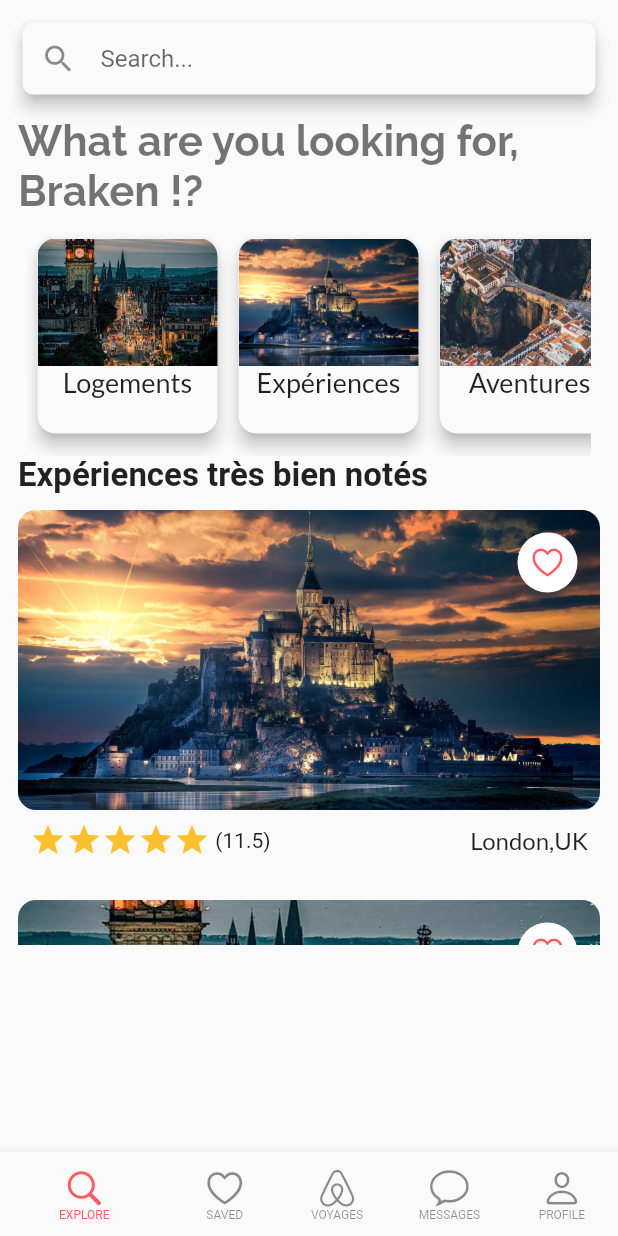
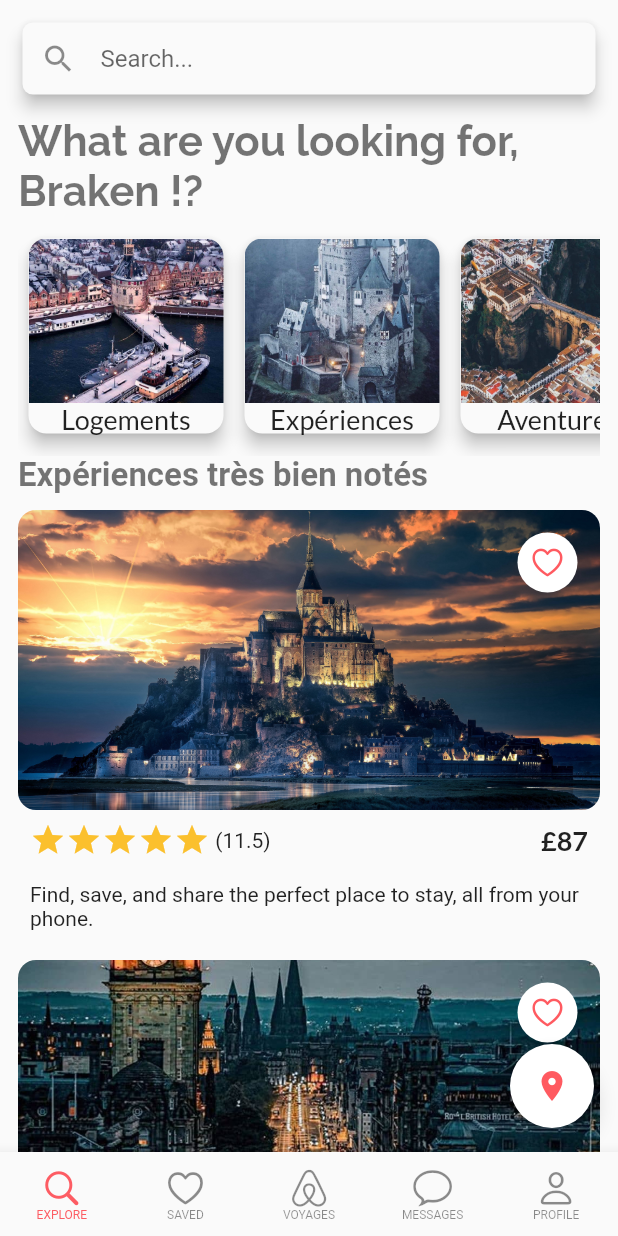
Before and after one commit to brakenseddik/AirBnb, a Flutter app: the screen it shows after launch, on a phone screen of 412 x 824 dp. Run offline on Flutter 3.47's test engine with Material 2 defaults, Android fonts, the phone set to English and light mode, and no system bars; our stand-ins replace font_awesome_flutter, google_fonts; Roboto replaces fonts that are missing (Signika).

Commit message:
fix problems

```diff
--- a/lib/components/aventures.dart
+++ b/lib/components/aventures.dart
@@ -2,7 +2,7 @@ import 'package:flutter/cupertino.dart';
 import 'package:flutter/material.dart';
 import 'package:google_fonts/google_fonts.dart';
 
-class Aventures extends StatelessWidget {
+/*class Aventures extends StatelessWidget {
   @override
   Widget build(BuildContext context) {
     return ListView(
@@ -26,7 +26,7 @@ class Aventures extends StatelessWidget {
       ],
     );
   }
-}
+}*/
 
 class Trip extends StatelessWidget {
   final String imgURL, title;
@@ -35,7 +35,7 @@ class Trip extends StatelessWidget {
   Widget build(BuildContext context) {
     return Container(
       margin: EdgeInsets.only(top: 10, left: 12, right: 12, bottom: 0),
-      height: 250,
+      height: 290,
       child: Column(
         children: <Widget>[
           Stack(
@@ -96,10 +96,16 @@ class Trip extends StatelessWidget {
                 ),
                 Text(
                   title,
-                  style: GoogleFonts.lato(fontSize: 16),
+                  style: GoogleFonts.lato(
+                      fontSize: 18, fontWeight: FontWeight.bold),
                 )
               ],
             ),
+          ),
+          Padding(
+            padding: const EdgeInsets.all(8.0),
+            child: Text(
+                'Find, save, and share the perfect place to stay, all from your phone.'),
           )
         ],
       ),
--- a/lib/components/cards.dart
+++ b/lib/components/cards.dart
@@ -6,17 +6,17 @@ class Cards extends StatelessWidget {
   @override
   Widget build(BuildContext context) {
     return Padding(
-      padding: const EdgeInsets.symmetric(horizontal: 18),
+      padding: const EdgeInsets.symmetric(horizontal: 12),
       child: ListView(
         scrollDirection: Axis.horizontal,
         children: <Widget>[
           CardItem(
             title: 'Logements',
-            imgURL: 'assets/image.jpg',
+            imgURL: 'assets/zz.jpg',
           ),
           CardItem(
             title: 'Expériences',
-            imgURL: 'assets/mm.jpg',
+            imgURL: 'assets/hambourh.jpg',
           ),
           CardItem(
             title: 'Aventures',
@@ -36,8 +36,8 @@ class CardItem extends StatelessWidget {
   Widget build(BuildContext context) {
     return Container(
         margin: EdgeInsets.only(top: 15, left: 7, right: 7, bottom: 15),
-        height: 110,
-        width: 120,
+        height: 130,
+        width: 130,
         child: Material(
           borderRadius: BorderRadius.all(Radius.circular(12)),
           elevation: 4.5,
@@ -50,8 +50,8 @@ class CardItem extends StatelessWidget {
                   child: Image.asset(
                     imgURL,
                     fit: BoxFit.cover,
-                    height: 85,
-                    width: 120,
+                    height: MediaQuery.of(context).size.height / 7.5,
+                    width: 130,
                   )),
               Text(
                 title,
--- a/lib/main.dart
+++ b/lib/main.dart
@@ -12,6 +12,7 @@ class MyApp extends StatelessWidget {
       debugShowCheckedModeBanner: false,
       title: 'Air Bnb',
       theme: ThemeData.light().copyWith(
+          accentColor: Color(0xFFFF5A60),
           primaryColor: Color(0xFFFF5A60),
           bottomAppBarColor: Color(0xFFFF5A60)),
       home: HomePage(),
--- a/lib/screens/explore.dart
+++ b/lib/screens/explore.dart
@@ -2,8 +2,6 @@ import 'package:airbnb/components/aventures.dart';
 import 'package:airbnb/components/cards.dart';
 import 'package:airbnb/components/header.dart';
 import 'package:airbnb/components/searchbar.dart';
-import 'package:airbnb/constants/constants.dart';
-
 import 'package:flutter/cupertino.dart';
 import 'package:flutter/material.dart';
 import 'package:google_fonts/google_fonts.dart';
@@ -17,6 +15,15 @@ class _ExploreState extends State<Explore> {
   @override
   Widget build(BuildContext context) {
     return Scaffold(
+      // floatingActionButtonLocation: FloatingActionButtonLocation.centerFloat,
+      floatingActionButton: FloatingActionButton(
+        backgroundColor: Colors.white,
+        onPressed: null,
+        child: Icon(
+          Icons.location_on,
+          color: Color(0xFFFF5A60),
+        ),
+      ),
       body: ListView(
         children: <Widget>[
           searchBar(),
@@ -30,13 +37,31 @@ class _ExploreState extends State<Explore> {
             child: Text(
               'Expériences très bien notés',
               style: GoogleFonts.signika(
-                  fontSize: 22, fontWeight: FontWeight.bold),
+                  fontSize: 22,
+                  color: Colors.black54,
+                  fontWeight: FontWeight.bold),
             ),
           ),
-          Container(
-            height: 300,
+          Trip(
+            title: '£87',
+            imgURL: 'assets/mm.jpg',
+          ),
+          Trip(
+            title: '£86',
+            imgURL: 'assets/image.jpg',
+          ),
+          Trip(
+            title: '£98',
+            imgURL: 'assets/dd.jpg',
+          ),
+          Trip(
+            title: '£111',
+            imgURL: 'assets/london.jpg',
+          ),
+          /* Container(
+             height: 300,
             child: Aventures(),
-          )
+          )*/
         ],
       ),
     );
--- a/lib/screens/homepage.dart
+++ b/lib/screens/homepage.dart
@@ -21,6 +21,7 @@ class _HomePageState extends State<HomePage> {
     return Scaffold(
       body: pages[_currentindex],
       bottomNavigationBar: BottomNavigationBar(
+          type: BottomNavigationBarType.fixed,
           currentIndex: _currentindex,
           onTap: (index) {
             setState(() {
```
Also changed, not shown: assets/zz.jpg (renamed from assets/europestyle_82339165_479558269367029_8021962862385033912_n.jpg).
